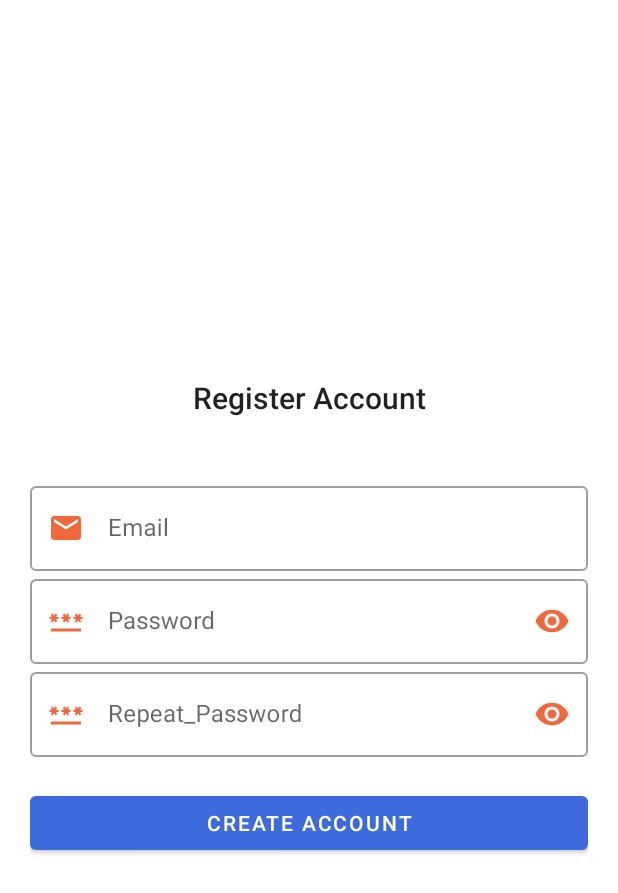
After one commit to coretx09/Task, an Android app: the CreateAccountFragment screen opened through its navigation route, on a phone screen of 412 x 824 dp. The commit adds this screen. Shown: the top 893 px of the screen. Run offline under Robolectric (Android 15) with nearby library versions, the phone set to English and light mode, and no system bars; our stand-ins replace Dagger/Hilt's generated code, Room's generated code, navigation-ui.

Commit message:
detail work but 1 bug

```diff
--- a/app/src/main/java/com/gmail/ngampiosauvet/task/data/TaskRepository.kt
+++ b/app/src/main/java/com/gmail/ngampiosauvet/task/data/TaskRepository.kt
@@ -31,7 +31,7 @@ class TaskRepository  @Inject constructor(
                 }
         }
 
-        fun getTaskById(taskId:String): Flow<Task> {
+        fun getTaskById(taskId:Int?): Flow<Task> {
                 return taskDao.getTaskById(taskId).map {
                         it.asExternalTask()
                 }
--- a/app/src/main/java/com/gmail/ngampiosauvet/task/data/source/local/TaskDao.kt
+++ b/app/src/main/java/com/gmail/ngampiosauvet/task/data/source/local/TaskDao.kt
@@ -31,7 +31,7 @@ interface TaskDao {
 
 
     @Query("SELECT * FROM tasks WHERE id = :taskId")
-    fun getTaskById(taskId:String) : Flow<TaskEntity>
+    fun getTaskById(taskId:Int?) : Flow<TaskEntity>
 
     /**
      * updated status task
--- /dev/null
+++ b/app/src/main/java/com/gmail/ngampiosauvet/task/ui/login/CreateAccountFragment.kt
@@ -0,0 +1,22 @@
+package com.gmail.ngampiosauvet.task.ui.login
+
+import android.os.Bundle
+import androidx.fragment.app.Fragment
+import android.view.LayoutInflater
+import android.view.View
+import android.view.ViewGroup
+import com.gmail.ngampiosauvet.task.R
+
+
+class CreateAccountFragment : Fragment() {
+
+
+    override fun onCreateView(
+        inflater: LayoutInflater, container: ViewGroup?,
+        savedInstanceState: Bundle?
+    ): View? {
+        // Inflate the layout for this fragment
+        return inflater.inflate(R.layout.fragment_create_account, container, false)
+    }
+
+}
--- a/app/src/main/java/com/gmail/ngampiosauvet/task/ui/tasks/TaskFragment.kt
+++ b/app/src/main/java/com/gmail/ngampiosauvet/task/ui/tasks/TaskFragment.kt
@@ -1,14 +1,13 @@
 package com.gmail.ngampiosauvet.task.ui.tasks
 
 import android.os.Bundle
+import android.util.Log
 import androidx.fragment.app.Fragment
 import android.view.LayoutInflater
 import android.view.View
 import android.view.ViewGroup
 import android.widget.CompoundButton
 import android.widget.Toast
-import androidx.core.app.ActivityCompat.invalidateOptionsMenu
-import androidx.core.view.isVisible
 import androidx.fragment.app.viewModels
 import androidx.lifecycle.Lifecycle
 import androidx.lifecycle.lifecycleScope
@@ -22,11 +21,12 @@ import com.gmail.ngampiosauvet.task.R
 import com.gmail.ngampiosauvet.task.data.Task
 import com.gmail.ngampiosauvet.task.databinding.FragmentTaskBinding
 import com.gmail.ngampiosauvet.task.ui.addTask.AddFragment
+
 import com.google.android.material.dialog.MaterialAlertDialogBuilder
-import com.google.android.material.snackbar.Snackbar
 import dagger.hilt.android.AndroidEntryPoint
 import kotlinx.coroutines.launch
-import javax.inject.Inject
+
+private const val TAG = "TaskFragment"
 
 @AndroidEntryPoint
 class TaskFragment :  Fragment() {
@@ -70,6 +70,7 @@ class TaskFragment :  Fragment() {
 
         // ICON - DELETE ALL ITEMS  (APP BAR)
         val delete = binding.materialToolbar.menu.findItem(R.id.delete)
+        Log.d(TAG, "delete ")
 
 
         // COLLECT UI STATE AND RENDER
@@ -81,7 +82,7 @@ class TaskFragment :  Fragment() {
                             binding.textAllTask.visibility = View.GONE
                             binding.imgLogo.visibility = View.VISIBLE
                             delete.isEnabled = false
-                            binding.noTask.visibility = View.VISIBLE
+
                         }
 
 
@@ -90,7 +91,7 @@ class TaskFragment :  Fragment() {
                             adapter.submitList(uiState.items)
                             binding.imgLogo.visibility = View.GONE
                             delete.isEnabled = true
-                            binding.noTask.visibility = View.GONE
+
                         }
                     }
                 }
@@ -126,6 +127,7 @@ class TaskFragment :  Fragment() {
             override fun onSwiped(viewHolder: RecyclerView.ViewHolder, direction: Int) {
                 val position = viewHolder.adapterPosition
                 val task = adapter.currentList[position]
+                Log.d(TAG, "delete 1 ")
                 viewModel.deleteItemTask(task)
             }
         } )
@@ -152,7 +154,9 @@ class TaskFragment :  Fragment() {
     // ACTION - CLICK TITLE
     private fun onClickTitle(task: Task){
         val taskId = task.id
-        Toast.makeText(context, "GO $taskId ", Toast.LENGTH_SHORT).show()
+        val action = TaskFragmentDirections.actionTaskFragmentToTaskDetailFragment(taskId)
+        this.findNavController().navigate(action)
+        //Toast.makeText(context, "GO $taskId ", Toast.LENGTH_SHORT).show()
     }
 
 
--- /dev/null
+++ b/app/src/main/res/drawable/baseline_email_24.xml
@@ -0,0 +1,5 @@
+<vector android:height="24dp" android:tint="#3D6ADC"
+    android:viewportHeight="24" android:viewportWidth="24"
+    android:width="24dp" xmlns:android="http://schemas.android.com/apk/res/android">
+    <path android:fillColor="@android:color/white" android:pathData="M20,4L4,4c-1.1,0 -1.99,0.9 -1.99,2L2,18c0,1.1 0.9,2 2,2h16c1.1,0 2,-0.9 2,-2L22,6c0,-1.1 -0.9,-2 -2,-2zM20,8l-8,5 -8,-5L4,6l8,5 8,-5v2z"/>
+</vector>
--- /dev/null
+++ b/app/src/main/res/drawable/baseline_password_24.xml
@@ -0,0 +1,5 @@
+<vector android:height="24dp" android:tint="#3D6ADC"
+    android:viewportHeight="24" android:viewportWidth="24"
+    android:width="24dp" xmlns:android="http://schemas.android.com/apk/res/android">
+    <path android:fillColor="@android:color/white" android:pathData="M2,17h20v2H2V17zM3.15,12.95L4,11.47l0.85,1.48l1.3,-0.75L5.3,10.72H7v-1.5H5.3l0.85,-1.47L4.85,7L4,8.47L3.15,7l-1.3,0.75L2.7,9.22H1v1.5h1.7L1.85,12.2L3.15,12.95zM9.85,12.2l1.3,0.75L12,11.47l0.85,1.48l1.3,-0.75l-0.85,-1.48H15v-1.5h-1.7l0.85,-1.47L12.85,7L12,8.47L11.15,7l-1.3,0.75l0.85,1.47H9v1.5h1.7L9.85,12.2zM23,9.22h-1.7l0.85,-1.47L20.85,7L20,8.47L19.15,7l-1.3,0.75l0.85,1.47H17v1.5h1.7l-0.85,1.48l1.3,0.75L20,11.47l0.85,1.48l1.3,-0.75l-0.85,-1.48H23V9.22z"/>
+</vector>
--- a/app/src/main/res/layout/fragment_add.xml
+++ b/app/src/main/res/layout/fragment_add.xml
@@ -35,6 +35,7 @@
 
 
     <EditText
+        app:errorEnabled="true"
         android:id="@+id/edit_title"
         android:layout_width="match_parent"
         android:layout_height="wrap_content"
--- /dev/null
+++ b/app/src/main/res/layout/fragment_create_account.xml
@@ -0,0 +1,115 @@
+<?xml version="1.0" encoding="utf-8"?>
+<androidx.constraintlayout.widget.ConstraintLayout xmlns:android="http://schemas.android.com/apk/res/android"
+    xmlns:tools="http://schemas.android.com/tools"
+    xmlns:app="http://schemas.android.com/apk/res-auto"
+    android:id="@+id/create_account"
+    android:layout_width="match_parent"
+    android:layout_height="match_parent"
+    android:padding='20dp'
+    tools:context=".ui.login.CreateAccountFragment">
+
+    <androidx.constraintlayout.widget.ConstraintLayout
+        android:layout_width="match_parent"
+        android:layout_height="wrap_content"
+        app:layout_constraintBottom_toBottomOf="parent"
+        app:layout_constraintEnd_toEndOf="parent"
+        app:layout_constraintStart_toStartOf="parent"
+        app:layout_constraintTop_toTopOf="parent">
+
+        <TextView
+            android:id="@+id/create_account_title"
+            android:layout_width="wrap_content"
+            android:layout_height="wrap_content"
+            android:textAppearance="@style/TextAppearance.AppCompat.Widget.ActionBar.Title"
+            app:layout_constraintStart_toStartOf="parent"
+            app:layout_constraintTop_toTopOf="parent"
+            app:layout_constraintEnd_toEndOf="parent"
+            android:text="Register Account"/>
+
+
+        <com.google.android.material.textfield.TextInputLayout
+            android:id="@+id/email"
+            style="@style/Widget.MaterialComponents.TextInputLayout.OutlinedBox"
+            android:layout_width="match_parent"
+            android:layout_height="wrap_content"
+            android:layout_marginTop="40dp"
+            android:hint="@string/email"
+            app:startIconTint="@color/seconde"
+            app:layout_constraintEnd_toEndOf="parent"
+            app:layout_constraintStart_toStartOf="parent"
+            app:layout_constraintTop_toBottomOf="@id/create_account_title"
+            app:startIconDrawable="@drawable/baseline_email_24"
+
+            >
+
+            <com.google.android.material.textfield.TextInputEditText
+
+                android:layout_width="match_parent"
+                android:layout_height="wrap_content"
+                android:inputType="textEmailAddress" />
+        </com.google.android.material.textfield.TextInputLayout>
+
+
+
+        <com.google.android.material.textfield.TextInputLayout
+            android:id="@+id/password"
+            style="@style/Widget.MaterialComponents.TextInputLayout.OutlinedBox"
+            android:layout_width="match_parent"
+            android:layout_height="wrap_content"
+            android:hint="@string/password"
+            app:layout_constraintEnd_toEndOf="parent"
+            app:layout_constraintStart_toStartOf="parent"
+            app:layout_constraintTop_toBottomOf="@+id/email"
+            app:startIconDrawable="@drawable/baseline_password_24"
+            app:passwordToggleEnabled="true"
+            app:startIconTint="@color/seconde"
+            app:passwordToggleTint="@color/seconde"
+
+            app:passwordToggleTintMode="src_in">
+
+            <com.google.android.material.textfield.TextInputEditText
+
+                android:layout_width="match_parent"
+                android:layout_height="wrap_content"
+                android:inputType="textPassword" />
+        </com.google.android.material.textfield.TextInputLayout>
+
+
+        <com.google.android.material.textfield.TextInputLayout
+            android:id="@+id/Repeat_password"
+            style="@style/Widget.MaterialComponents.TextInputLayout.OutlinedBox"
+            android:layout_width="match_parent"
+            android:layout_height="wrap_content"
+            android:hint="@string/repeat_password"
+            app:layout_constraintEnd_toEndOf="parent"
+            app:layout_constraintStart_toStartOf="parent"
+            app:layout_constraintTop_toBottomOf="@+id/password"
+            app:startIconDrawable="@drawable/baseline_password_24"
+            app:passwordToggleEnabled="true"
+            app:startIconTint="@color/seconde"
+            app:passwordToggleTint="@color/seconde"
+            app:passwordToggleTintMode="src_in">
+
+            <com.google.android.material.textfield.TextInputEditText
+
+                android:layout_width="match_parent"
+                android:layout_height="wrap_content"
+                android:inputType="textPassword" />
+        </com.google.android.material.textfield.TextInputLayout>
+
+        <Button
+            android:id="@+id/create_account_button"
+            android:layout_width="match_parent"
+            android:layout_height="wrap_content"
+            android:layout_marginTop="20dp"
+
+            android:text="create account"
+            app:layout_constraintTop_toBottomOf="@+id/Repeat_password"
+            tools:layout_editor_absoluteX="20dp" />
+
+
+
+    </androidx.constraintlayout.widget.ConstraintLayout>
+
+
+</androidx.constraintlayout.widget.ConstraintLayout>
--- a/app/src/main/res/layout/fragment_task.xml
+++ b/app/src/main/res/layout/fragment_task.xml
@@ -72,16 +72,19 @@
             android:src="@drawable/waiting"
             android:contentDescription="logo" />
 
+<!--
         <TextView
             android:layout_width="wrap_content"
             android:id="@+id/no_task"
+            style="@style/TextAppearance.AppCompat.Body1"
             android:layout_height="wrap_content"
             app:layout_constraintTop_toBottomOf="@+id/scrollable"
             app:layout_constraintStart_toStartOf="parent"
             app:layout_constraintEnd_toEndOf="parent"
             android:layout_marginTop="135dp"
-            android:textColor="@color/seconde"
+            android:textColor="@color/ic_launcher_background"
             android:text="NO TASK"/>
+            -->
 
 
 
--- a/app/src/main/res/menu/nav_menu.xml
+++ b/app/src/main/res/menu/nav_menu.xml
@@ -3,8 +3,10 @@
     xmlns:android="http://schemas.android.com/apk/res/android">
 
     <item android:title="@string/sign_in"
+        android:id="@+id/loginFragment"
           android:icon="@drawable/baseline_person_24"/>
     <item
+        android:id="@+id/createAccountFragment"
         android:title="@string/create_account"
         android:icon="@drawable/baseline_person_add_24"/>
     <item
--- a/app/src/main/res/navigation/nav_graph.xml
+++ b/app/src/main/res/navigation/nav_graph.xml
@@ -3,13 +3,18 @@
     xmlns:app="http://schemas.android.com/apk/res-auto"
     xmlns:tools="http://schemas.android.com/tools"
     android:id="@+id/nav_graph"
+    android:label="Edit Task"
     app:startDestination="@id/taskFragment">
 
     <fragment
         android:id="@+id/taskFragment"
         android:name="com.gmail.ngampiosauvet.task.ui.tasks.TaskFragment"
         android:label="Task"
-        tools:layout="@layout/fragment_task" />
+        tools:layout="@layout/fragment_task">
+        <action
+            android:id="@+id/action_taskFragment_to_taskDetailFragment"
+            app:destination="@id/taskDetailFragment" />
+    </fragment>
     <fragment
         android:id="@+id/addEditFragment"
         android:name="com.gmail.ngampiosauvet.task.ui.addTask.AddFragment"
@@ -17,7 +22,29 @@
         tools:layout="@layout/fragment_add" />
     <fragment
         android:id="@+id/taskDetailFragment"
-        android:name="com.gmail.ngampiosauvet.task.ui.TaskDetailFragment"
-        android:label="fragment_task_detail"
-        tools:layout="@layout/fragment_task_detail" />
+        android:name="com.gmail.ngampiosauvet.task.ui.taskDetail.TaskDetailFragment"
+        android:label="Edit Task"
+        tools:layout="@layout/fragment_task_detail">
+        <argument
+            android:name="task_id"
+            app:argType="integer" />
+    </fragment>
+    <fragment
+        android:id="@+id/createAccountFragment"
+        android:name="com.gmail.ngampiosauvet.task.ui.login.CreateAccountFragment"
+        android:label="fragment_create_account"
+        tools:layout="@layout/fragment_create_account">
+        <action
+            android:id="@+id/action_createAccountFragment_to_taskFragment"
+            app:destination="@id/taskFragment" />
+    </fragment>
+    <fragment
+        android:id="@+id/loginFragment"
+        android:name="com.gmail.ngampiosauvet.task.ui.login.LoginFragment"
+        android:label="fragment_login"
+        tools:layout="@layout/fragment_login">
+        <action
+            android:id="@+id/action_loginFragment_to_taskFragment"
+            app:destination="@id/taskFragment" />
+    </fragment>
 </navigation>
--- a/app/src/main/res/values/strings.xml
+++ b/app/src/main/res/values/strings.xml
@@ -13,4 +13,8 @@
     <string name="sign_out">Sign out</string>
     <string name="create_account">Create account</string>
     <string name="sign_in">Sign in</string>
+    <string name="email">Email</string>
+    <string name="password">Password</string>
+    <string name="signin">Sign in</string>
+    <string name="repeat_password">Repeat_Password</string>
 </resources>
```
Also changed, not shown: app/src/main/java/com/gmail/ngampiosauvet/task/ui/TaskDetailFragment.kt (deleted, +0 -60 lines), app/src/main/java/com/gmail/ngampiosauvet/task/ui/addTask/AddEditTaskViewModel.kt (added, +70 -0 lines), app/src/main/java/com/gmail/ngampiosauvet/task/ui/addTask/AddFragment.kt (+2 -5 lines), app/src/main/java/com/gmail/ngampiosauvet/task/ui/addTask/AddTaskViewModel.kt (deleted, +0 -53 lines), app/src/main/java/com/gmail/ngampiosauvet/task/ui/login/LoginFragment.kt (added, +27 -0 lines), app/src/main/java/com/gmail/ngampiosauvet/task/ui/taskDetail/TaskDetailFragment.kt (added, +75 -0 lines), app/src/main/res/layout/fragment_login.xml (added, +132 -0 lines), app/src/main/res/layout/fragment_task_detail.xml (+89 -7 lines).
